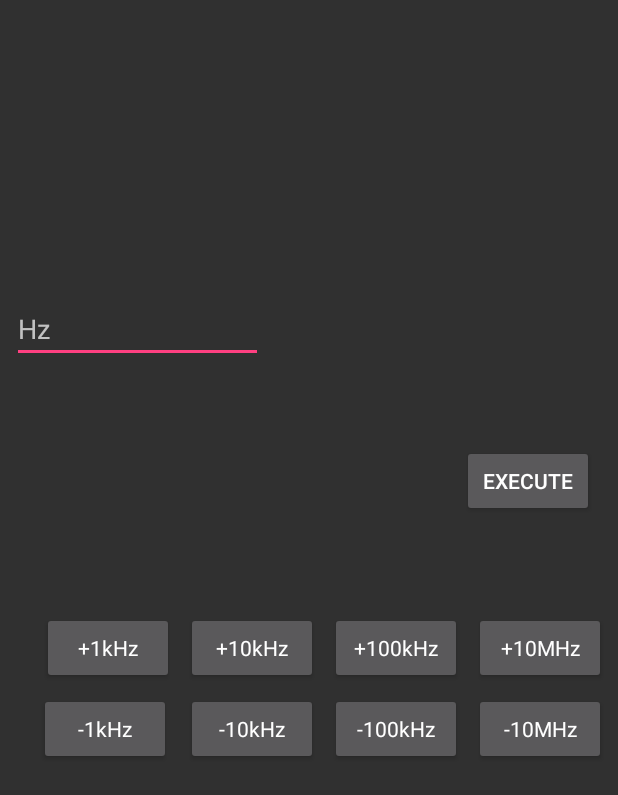
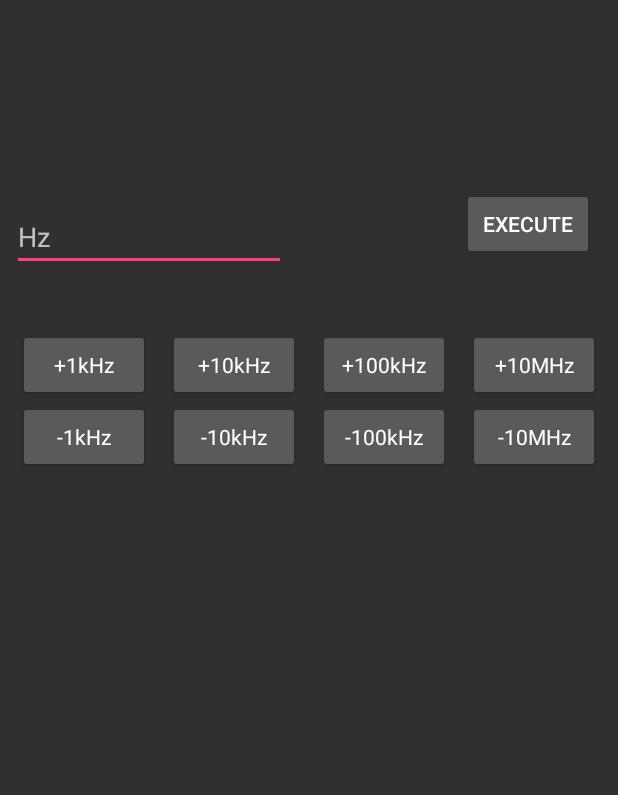
Before and after one commit to JimPatrizi/RTL_Pi, an Android app: the screen it shows after launch (MainActivity), on a phone screen of 412 x 824 dp. Shown: the top 795 px of the screen. Run offline under Robolectric (Android 15) with nearby library versions, the phone set to English and light mode, and no system bars.

Commit message:
button constraints seem ok on pixel and pixel xl, checking in constraint file and some id changes for the mainactivity

```diff
--- a/app/src/main/java/com/rtl_pi/jamespatrizi/rtl_pi/MainActivity.java
+++ b/app/src/main/java/com/rtl_pi/jamespatrizi/rtl_pi/MainActivity.java
@@ -19,7 +19,7 @@ public class MainActivity extends AppCompatActivity {
     protected void onCreate(Bundle savedInstanceState) {
         super.onCreate(savedInstanceState);
         setContentView(R.layout.activity_main);
-        display = (Button) findViewById(R.id.button);
+        display = (Button) findViewById(R.id.execute);
         display.setOnClickListener(new View.OnClickListener() {
             @Override
             public void onClick(View v) {
--- a/app/src/main/res/layout/activity_main.xml
+++ b/app/src/main/res/layout/activity_main.xml
@@ -6,143 +6,136 @@
     android:layout_width="match_parent"
     android:layout_height="match_parent"
     tools:context="com.rtl_pi.jamespatrizi.rtl_pi.MainActivity"
-    tools:layout_editor_absoluteY="81dp"
+    tools:layout_editor_absoluteY="25dp"
     tools:layout_editor_absoluteX="0dp">
 
     <EditText
         android:id="@+id/editText"
         style="@style/Widget.AppCompat.EditText"
-        android:layout_width="167dp"
+        android:layout_width="0dp"
         android:layout_height="42dp"
-        android:layout_marginBottom="8dp"
-        android:layout_marginLeft="34dp"
-        android:layout_marginStart="8dp"
-        android:layout_marginTop="8dp"
         android:ems="10"
         android:hint="Hz"
         android:inputType="number"
         android:selectAllOnFocus="true"
         android:visibility="visible"
+        tools:layout_constraintTop_creator="1"
+        tools:layout_constraintRight_creator="1"
+        tools:layout_constraintBottom_creator="1"
+        android:layout_marginStart="8dp"
+        android:layout_marginEnd="9dp"
+        app:layout_constraintRight_toRightOf="@+id/p10khz"
+        android:layout_marginTop="108dp"
+        tools:layout_constraintLeft_creator="1"
         app:layout_constraintLeft_toLeftOf="parent"
         app:layout_constraintTop_toTopOf="parent"
-        app:layout_constraintVertical_bias="0.548"
-        app:layout_constraintBottom_toTopOf="@+id/button6" />
+        app:layout_constraintHorizontal_bias="0.47"
+        android:layout_marginBottom="8dp"
+        app:layout_constraintBottom_toTopOf="@+id/p1khz" />
 
     <Button
-        android:id="@+id/button"
+        android:id="@+id/execute"
         android:layout_width="wrap_content"
         android:layout_height="wrap_content"
+        android:text="EXECUTE"
+        android:layout_marginEnd="16dp"
         android:layout_marginRight="16dp"
-        android:text="EXECUTE"
         app:layout_constraintRight_toRightOf="parent"
-        android:layout_marginBottom="63dp"
-        android:layout_marginEnd="16dp"
-        app:layout_constraintBottom_toTopOf="@+id/button12" />
+        app:layout_constraintLeft_toRightOf="@+id/editText"
+        android:layout_marginLeft="8dp"
+        app:layout_constraintHorizontal_bias="1.0"
+        tools:layout_constraintTop_creator="1"
+        android:layout_marginStart="8dp"
+        android:layout_marginTop="125dp"
+        app:layout_constraintTop_toTopOf="parent" />
 
     <Button
-        android:id="@+id/button6"
+        android:id="@+id/p1khz"
         style="@style/Widget.AppCompat.Button"
-        android:layout_width="wrap_content"
+        android:layout_width="88dp"
         android:layout_height="wrap_content"
-        android:layout_marginBottom="6dp"
-        android:layout_marginEnd="8dp"
-        android:layout_marginLeft="8dp"
-        android:layout_marginRight="8dp"
-        android:layout_marginStart="8dp"
         android:text="+1kHz"
         android:textAppearance="@style/TextAppearance.AppCompat"
-        app:layout_constraintBottom_toTopOf="@+id/button8"
-        app:layout_constraintHorizontal_bias="1.0"
+        app:layout_constraintBottom_toTopOf="@+id/n1khz"
         app:layout_constraintLeft_toLeftOf="parent"
-        app:layout_constraintRight_toLeftOf="@+id/button7" />
+        app:layout_constraintRight_toLeftOf="@+id/p10khz" />
 
     <Button
-        android:id="@+id/button7"
-        android:layout_width="wrap_content"
+        android:id="@+id/p10khz"
+        android:layout_width="88dp"
         android:layout_height="wrap_content"
-        android:layout_marginBottom="6dp"
-        android:layout_marginEnd="8dp"
-        android:layout_marginRight="13dp"
         android:text="+10kHz"
         android:textAppearance="@style/TextAppearance.AppCompat"
-        app:layout_constraintBottom_toTopOf="@+id/button9"
-        app:layout_constraintRight_toLeftOf="@+id/button10" />
+        app:layout_constraintLeft_toRightOf="@+id/p1khz"
+        tools:layout_constraintTop_creator="1"
+        app:layout_constraintTop_toTopOf="@+id/p100khz"
+        app:layout_constraintRight_toLeftOf="@+id/p100khz" />
 
     <Button
-        android:id="@+id/button8"
-        android:layout_width="wrap_content"
+        android:id="@+id/n1khz"
+        android:layout_width="88dp"
         android:layout_height="wrap_content"
-        android:layout_marginBottom="314dp"
-        android:layout_marginEnd="8dp"
-        android:layout_marginLeft="8dp"
-        android:layout_marginRight="8dp"
-        android:layout_marginStart="8dp"
         android:elevation="0dp"
         android:text="-1kHz"
         android:textAppearance="@style/TextAppearance.AppCompat"
-        app:layout_constraintBottom_toBottomOf="parent"
-        app:layout_constraintHorizontal_bias="0.888"
         app:layout_constraintLeft_toLeftOf="parent"
-        app:layout_constraintRight_toLeftOf="@+id/button9" />
+        app:layout_constraintBaseline_toBaselineOf="@+id/n10hz"
+        tools:layout_constraintBaseline_creator="1"
+        app:layout_constraintRight_toLeftOf="@+id/n10hz" />
 
     <Button
-        android:id="@+id/button9"
-        android:layout_width="wrap_content"
+        android:id="@+id/n10hz"
+        android:layout_width="88dp"
         android:layout_height="wrap_content"
-        android:layout_marginBottom="314dp"
-        android:layout_marginEnd="8dp"
-        android:layout_marginRight="9dp"
         android:text="-10kHz"
         android:textAppearance="@style/TextAppearance.AppCompat"
-        app:layout_constraintBottom_toBottomOf="parent"
-        app:layout_constraintRight_toLeftOf="@+id/button11" />
+        app:layout_constraintLeft_toRightOf="@+id/n1khz"
+        tools:layout_constraintTop_creator="1"
+        app:layout_constraintTop_toBottomOf="@+id/p10khz"
+        app:layout_constraintRight_toLeftOf="@+id/n100khz" />
 
     <Button
-        android:id="@+id/button10"
-        android:layout_width="wrap_content"
+        android:id="@+id/p100khz"
+        android:layout_width="88dp"
         android:layout_height="wrap_content"
-        android:layout_marginBottom="6dp"
-        android:layout_marginEnd="8dp"
-        android:layout_marginRight="0dp"
         android:text="+100kHz"
         android:textAppearance="@style/TextAppearance.AppCompat"
-        app:layout_constraintBottom_toTopOf="@+id/button11"
-        app:layout_constraintRight_toLeftOf="@+id/button12" />
+        app:layout_constraintLeft_toRightOf="@+id/p10khz"
+        tools:layout_constraintTop_creator="1"
+        android:layout_marginTop="46dp"
+        app:layout_constraintTop_toBottomOf="@+id/execute"
+        app:layout_constraintRight_toLeftOf="@+id/p10mhz" />
 
     <Button
-        android:id="@+id/button11"
-        android:layout_width="wrap_content"
+        android:id="@+id/n100khz"
+        android:layout_width="88dp"
         android:layout_height="wrap_content"
-        android:layout_marginBottom="314dp"
-        android:layout_marginEnd="8dp"
-        android:layout_marginRight="8dp"
         android:text="-100kHz"
         android:textAppearance="@style/TextAppearance.AppCompat"
-        app:layout_constraintBottom_toBottomOf="parent"
-        app:layout_constraintRight_toLeftOf="@+id/button13" />
+        app:layout_constraintLeft_toRightOf="@+id/n10hz"
+        tools:layout_constraintTop_creator="1"
+        app:layout_constraintTop_toBottomOf="@+id/p100khz"
+        app:layout_constraintRight_toLeftOf="@+id/n10mhz" />
 
     <Button
-        android:id="@+id/button12"
-        android:layout_width="wrap_content"
+        android:id="@+id/p10mhz"
+        android:layout_width="88dp"
         android:layout_height="wrap_content"
-        android:layout_marginBottom="6dp"
-        android:layout_marginEnd="8dp"
-        android:layout_marginRight="11dp"
         android:text="+10MHz"
         android:textAppearance="@style/TextAppearance.AppCompat"
-        app:layout_constraintBottom_toTopOf="@+id/button13"
+        app:layout_constraintLeft_toRightOf="@+id/p100khz"
+        app:layout_constraintBottom_toTopOf="@+id/n10mhz"
         app:layout_constraintRight_toRightOf="parent" />
 
     <Button
-        android:id="@+id/button13"
-        android:layout_width="wrap_content"
+        android:id="@+id/n10mhz"
+        android:layout_width="88dp"
         android:layout_height="wrap_content"
-        android:layout_marginBottom="314dp"
-        android:layout_marginEnd="8dp"
-        android:layout_marginRight="16dp"
         android:text="-10MHz"
         android:textAppearance="@style/TextAppearance.AppCompat"
-        app:layout_constraintBottom_toBottomOf="parent"
+        app:layout_constraintLeft_toRightOf="@+id/n100khz"
+        app:layout_constraintBaseline_toBaselineOf="@+id/n100khz"
+        tools:layout_constraintBaseline_creator="1"
         app:layout_constraintRight_toRightOf="parent" />
 
 </android.support.constraint.ConstraintLayout>
```
